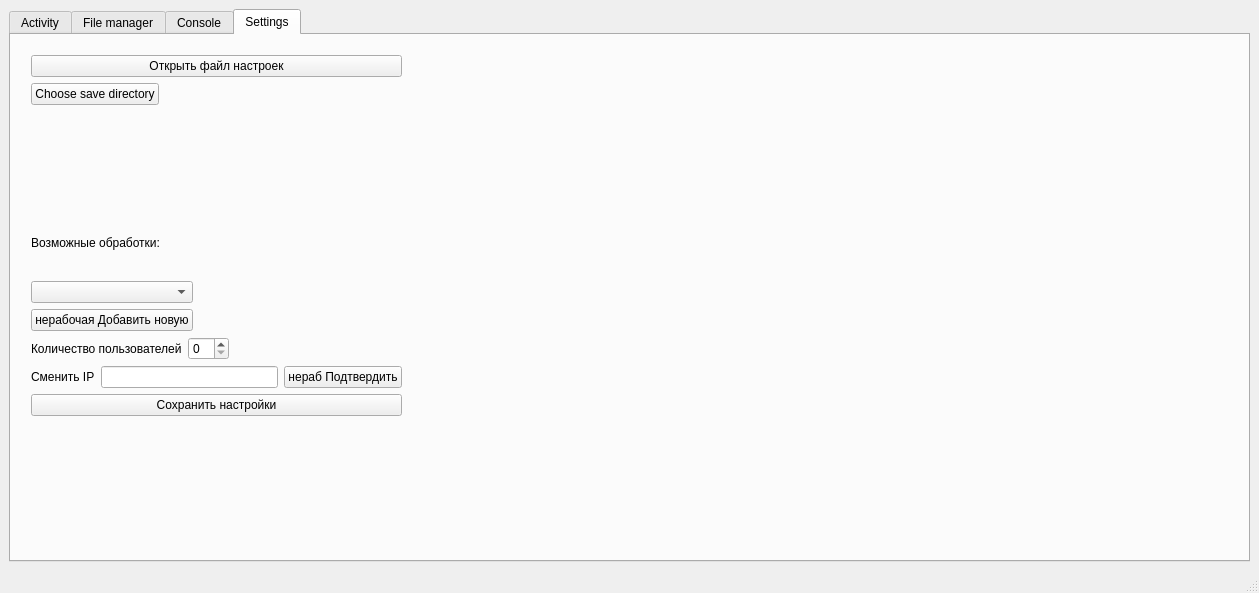
Above: practiceServer/mainwindow.ui from sdedge/productionPractice before the change. Below: the same form after it.
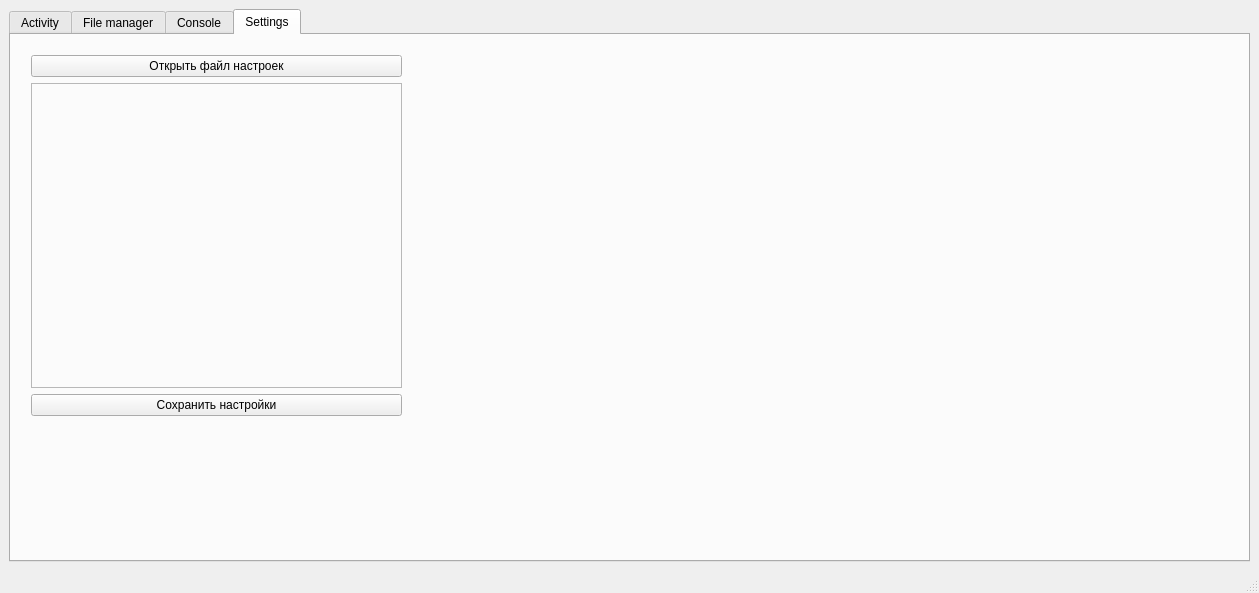
That is the form after the change.

Patch:
```diff
--- a/practiceServer/mainwindow.ui
+++ b/practiceServer/mainwindow.ui
@@ -86,7 +86,14 @@
           <height>361</height>
          </rect>
         </property>
-        <layout class="QGridLayout" name="gridLayout_4">
+        <layout class="QGridLayout" name="settingsGridLayout">
+         <item row="0" column="0">
+          <widget class="QPushButton" name="openJSONSettingsFilePushButton">
+           <property name="text">
+            <string>Открыть файл настроек</string>
+           </property>
+          </widget>
+         </item>
          <item row="2" column="0">
           <widget class="QPushButton" name="saveSettingsPushButton">
            <property name="text">
@@ -95,129 +102,12 @@
           </widget>
          </item>
          <item row="1" column="0">
-          <layout class="QGridLayout" name="gridLayout_3">
-           <item row="3" column="0">
-            <layout class="QHBoxLayout" name="ChangeIP">
-             <item>
-              <widget class="QLabel" name="changeIPLabel">
-               <property name="text">
-                <string>Сменить IP</string>
-               </property>
-              </widget>
-             </item>
-             <item>
-              <widget class="QLineEdit" name="changeIPLineEdit"/>
-             </item>
-             <item>
-              <widget class="QPushButton" name="changeIPPushButton">
-               <property name="text">
-                <string>нераб Подтвердить</string>
-               </property>
-              </widget>
-             </item>
-            </layout>
-           </item>
-           <item row="1" column="0">
-            <layout class="QGridLayout" name="PossibleTreatments">
-             <item row="2" column="0">
-              <widget class="QComboBox" name="possibleTreatmetsComboBox"/>
-             </item>
-             <item row="3" column="0">
-              <widget class="QPushButton" name="possibleTreatmetsPushButton">
-               <property name="text">
-                <string>нерабочая Добавить новую</string>
-               </property>
-              </widget>
-             </item>
-             <item row="1" column="0">
-              <widget class="QLabel" name="possibleTreatmetsLabel">
-               <property name="text">
-                <string>Возможные обработки:</string>
-               </property>
-              </widget>
-             </item>
-             <item row="3" column="1">
-              <spacer name="horizontalSpacer_2">
-               <property name="orientation">
-                <enum>Qt::Horizontal</enum>
-               </property>
-               <property name="sizeHint" stdset="0">
-                <size>
-                 <width>40</width>
-                 <height>20</height>
-                </size>
-               </property>
-              </spacer>
-             </item>
-            </layout>
-           </item>
-           <item row="2" column="0">
-            <layout class="QHBoxLayout" name="QuantityOfClients">
-             <item>
-              <widget class="QLabel" name="quantityOfClientsLabel">
-               <property name="text">
-                <string>Количество пользователей</string>
-               </property>
-              </widget>
-             </item>
-             <item>
-              <widget class="QSpinBox" name="quantityOfClientsSpinBox"/>
-             </item>
-             <item>
-              <spacer name="horizontalSpacer_3">
-               <property name="orientation">
-                <enum>Qt::Horizontal</enum>
-               </property>
-               <property name="sizeHint" stdset="0">
-                <size>
-                 <width>40</width>
-                 <height>20</height>
-                </size>
-               </property>
-              </spacer>
-             </item>
-            </layout>
-           </item>
-           <item row="0" column="0">
-            <layout class="QGridLayout" name="ChooseSaveDirectory">
-             <item row="2" column="0" colspan="2">
-              <widget class="QLabel" name="saveDirPathLabel">
-               <property name="text">
-                <string/>
-               </property>
-               <property name="alignment">
-                <set>Qt::AlignCenter</set>
-               </property>
-              </widget>
-             </item>
-             <item row="1" column="1">
-              <spacer name="horizontalSpacer">
-               <property name="orientation">
-                <enum>Qt::Horizontal</enum>
-               </property>
-               <property name="sizeHint" stdset="0">
-                <size>
-                 <width>40</width>
-                 <height>20</height>
-                </size>
-               </property>
-              </spacer>
-             </item>
-             <item row="1" column="0">
-              <widget class="QPushButton" name="chooseSaveDirPushButton">
-               <property name="text">
-                <string>Choose save directory</string>
-               </property>
-              </widget>
-             </item>
-            </layout>
-           </item>
-          </layout>
-         </item>
-         <item row="0" column="0">
-          <widget class="QPushButton" name="openJSONSettingsFilePushButton">
-           <property name="text">
-            <string>Открыть файл настроек</string>
+          <widget class="QFrame" name="settingsFrame">
+           <property name="frameShape">
+            <enum>QFrame::StyledPanel</enum>
+           </property>
+           <property name="frameShadow">
+            <enum>QFrame::Raised</enum>
            </property>
           </widget>
          </item>
```
